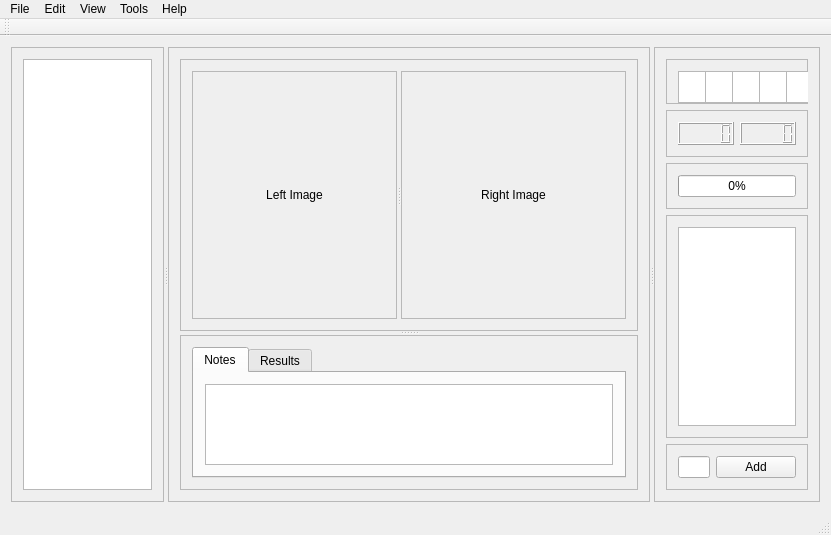
Old version of the form mviewer.ui in the repository matrixsmaster/MILLA.
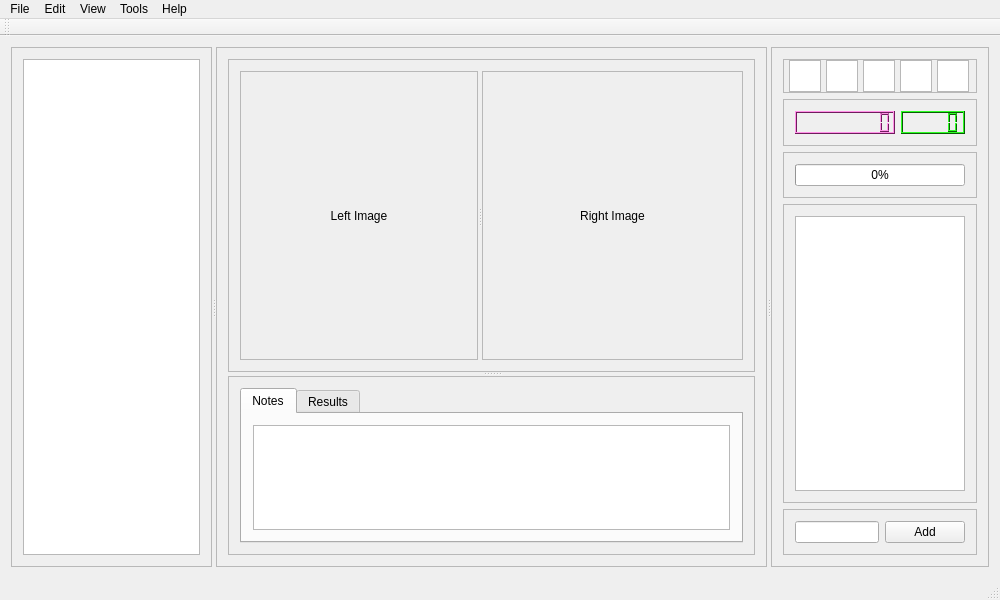
New version of the form.

Commit message: Implemented multidimensional Mat serialization into DB

Patch:
```diff
--- a/mviewer.ui
+++ b/mviewer.ui
@@ -7,8 +7,8 @@
    <rect>
     <x>0</x>
     <y>0</y>
-    <width>831</width>
-    <height>535</height>
+    <width>1000</width>
+    <height>600</height>
    </rect>
   </property>
   <property name="windowTitle">
@@ -71,7 +71,7 @@
       <widget class="QFrame" name="frame_2">
        <property name="sizePolicy">
         <sizepolicy hsizetype="Preferred" vsizetype="Preferred">
-         <horstretch>8</horstretch>
+         <horstretch>7</horstretch>
          <verstretch>0</verstretch>
         </sizepolicy>
        </property>
@@ -127,8 +127,8 @@
                  <rect>
                   <x>0</x>
                   <y>0</y>
-                  <width>206</width>
-                  <height>251</height>
+                  <width>239</width>
+                  <height>292</height>
                  </rect>
                 </property>
                 <layout class="QHBoxLayout" name="horizontalLayout_11">
@@ -154,8 +154,8 @@
                  <rect>
                   <x>0</x>
                   <y>0</y>
-                  <width>227</width>
-                  <height>251</height>
+                  <width>263</width>
+                  <height>292</height>
                  </rect>
                 </property>
                 <layout class="QHBoxLayout" name="horizontalLayout_12">
@@ -245,6 +245,12 @@
        <layout class="QVBoxLayout" name="verticalLayout">
         <item>
          <widget class="QFrame" name="frame_9">
+          <property name="sizePolicy">
+           <sizepolicy hsizetype="Minimum" vsizetype="Minimum">
+            <horstretch>0</horstretch>
+            <verstretch>0</verstretch>
+           </sizepolicy>
+          </property>
           <property name="frameShape">
            <enum>QFrame::StyledPanel</enum>
           </property>
@@ -252,6 +258,15 @@
            <enum>QFrame::Raised</enum>
           </property>
           <layout class="QHBoxLayout" name="horizontalLayout_8">
+           <property name="spacing">
+            <number>0</number>
+           </property>
+           <property name="leftMargin">
+            <number>0</number>
+           </property>
+           <property name="topMargin">
+            <number>0</number>
+           </property>
            <property name="rightMargin">
             <number>0</number>
            </property>
@@ -403,6 +418,424 @@
                <height>23</height>
               </size>
              </property>
+             <property name="palette">
+              <palette>
+               <active>
+                <colorrole role="WindowText">
+                 <brush brushstyle="SolidPattern">
+                  <color alpha="255">
+                   <red>0</red>
+                   <green>0</green>
+                   <blue>0</blue>
+                  </color>
+                 </brush>
+                </colorrole>
+                <colorrole role="Button">
+                 <brush brushstyle="SolidPattern">
+                  <color alpha="255">
+                   <red>225</red>
+                   <green>55</green>
+                   <blue>187</blue>
+                  </color>
+                 </brush>
+                </colorrole>
+                <colorrole role="Light">
+                 <brush brushstyle="SolidPattern">
+                  <color alpha="255">
+                   <red>255</red>
+                   <green>145</green>
+                   <blue>231</blue>
+                  </color>
+                 </brush>
+                </colorrole>
+                <colorrole role="Midlight">
+                 <brush brushstyle="SolidPattern">
+                  <color alpha="255">
+                   <red>240</red>
+                   <green>100</green>
+                   <blue>209</blue>
+                  </color>
+                 </brush>
+                </colorrole>
+                <colorrole role="Dark">
+                 <brush brushstyle="SolidPattern">
+                  <color alpha="255">
+                   <red>112</red>
+                   <green>27</green>
+                   <blue>93</blue>
+                  </color>
+                 </brush>
+                </colorrole>
+                <colorrole role="Mid">
+                 <brush brushstyle="SolidPattern">
+                  <color alpha="255">
+                   <red>150</red>
+                   <green>36</green>
+                   <blue>125</blue>
+                  </color>
+                 </brush>
+                </colorrole>
+                <colorrole role="Text">
+                 <brush brushstyle="SolidPattern">
+                  <color alpha="255">
+                   <red>0</red>
+                   <green>0</green>
+                   <blue>0</blue>
+                  </color>
+                 </brush>
+                </colorrole>
+                <colorrole role="BrightText">
+                 <brush brushstyle="SolidPattern">
+                  <color alpha="255">
+                   <red>255</red>
+                   <green>255</green>
+                   <blue>255</blue>
+                  </color>
+                 </brush>
+                </colorrole>
+                <colorrole role="ButtonText">
+                 <brush brushstyle="SolidPattern">
+                  <color alpha="255">
+                   <red>0</red>
+                   <green>0</green>
+                   <blue>0</blue>
+                  </color>
+                 </brush>
+                </colorrole>
+                <colorrole role="Base">
+                 <brush brushstyle="SolidPattern">
+                  <color alpha="255">
+                   <red>255</red>
+                   <green>255</green>
+                   <blue>255</blue>
+                  </color>
+                 </brush>
+                </colorrole>
+                <colorrole role="Window">
+                 <brush brushstyle="SolidPattern">
+                  <color alpha="255">
+                   <red>225</red>
+                   <green>55</green>
+                   <blue>187</blue>
+                  </color>
+                 </brush>
+                </colorrole>
+                <colorrole role="Shadow">
+                 <brush brushstyle="SolidPattern">
+                  <color alpha="255">
+                   <red>0</red>
+                   <green>0</green>
+                   <blue>0</blue>
+                  </color>
+                 </brush>
+                </colorrole>
+                <colorrole role="AlternateBase">
+                 <brush brushstyle="SolidPattern">
+                  <color alpha="255">
+                   <red>240</red>
+                   <green>155</green>
+                   <blue>221</blue>
+                  </color>
+                 </brush>
+                </colorrole>
+                <colorrole role="ToolTipBase">
+                 <brush brushstyle="SolidPattern">
+                  <color alpha="255">
+                   <red>255</red>
+                   <green>255</green>
+                   <blue>220</blue>
+                  </color>
+                 </brush>
+                </colorrole>
+                <colorrole role="ToolTipText">
+                 <brush brushstyle="SolidPattern">
+                  <color alpha="255">
+                   <red>0</red>
+                   <green>0</green>
+                   <blue>0</blue>
+                  </color>
+                 </brush>
+                </colorrole>
+               </active>
+               <inactive>
+                <colorrole role="WindowText">
+                 <brush brushstyle="SolidPattern">
+                  <color alpha="255">
+                   <red>0</red>
+                   <green>0</green>
+                   <blue>0</blue>
+                  </color>
+                 </brush>
+                </colorrole>
+                <colorrole role="Button">
+                 <brush brushstyle="SolidPattern">
+                  <color alpha="255">
+                   <red>225</red>
+                   <green>55</green>
+                   <blue>187</blue>
+                  </color>
+                 </brush>
+                </colorrole>
+                <colorrole role="Light">
+                 <brush brushstyle="SolidPattern">
+                  <color alpha="255">
+                   <red>255</red>
+                   <green>145</green>
+                   <blue>231</blue>
+                  </color>
+                 </brush>
+                </colorrole>
+                <colorrole role="Midlight">
+                 <brush brushstyle="SolidPattern">
+                  <color alpha="255">
+                   <red>240</red>
+                   <green>100</green>
+                   <blue>209</blue>
+                  </color>
+                 </brush>
+                </colorrole>
+                <colorrole role="Dark">
+                 <brush brushstyle="SolidPattern">
+                  <color alpha="255">
+                   <red>112</red>
+                   <green>27</green>
+                   <blue>93</blue>
+                  </color>
+                 </brush>
+                </colorrole>
+                <colorrole role="Mid">
+                 <brush brushstyle="SolidPattern">
+                  <color alpha="255">
+                   <red>150</red>
+                   <green>36</green>
+                   <blue>125</blue>
+                  </color>
+                 </brush>
+                </colorrole>
+                <colorrole role="Text">
+                 <brush brushstyle="SolidPattern">
+                  <color alpha="255">
+                   <red>0</red>
+                   <green>0</green>
+                   <blue>0</blue>
+                  </color>
+                 </brush>
+                </colorrole>
+                <colorrole role="BrightText">
+                 <brush brushstyle="SolidPattern">
+                  <color alpha="255">
+                   <red>255</red>
+                   <green>255</green>
+                   <blue>255</blue>
+                  </color>
+                 </brush>
+                </colorrole>
+                <colorrole role="ButtonText">
+                 <brush brushstyle="SolidPattern">
+                  <color alpha="255">
+                   <red>0</red>
+                   <green>0</green>
+                   <blue>0</blue>
+                  </color>
+                 </brush>
+                </colorrole>
+                <colorrole role="Base">
+                 <brush brushstyle="SolidPattern">
+                  <color alpha="255">
+                   <red>255</red>
+                   <green>255</green>
+                   <blue>255</blue>
+                  </color>
+                 </brush>
+                </colorrole>
+                <colorrole role="Window">
+                 <brush brushstyle="SolidPattern">
+                  <color alpha="255">
+                   <red>225</red>
+                   <green>55</green>
+                   <blue>187</blue>
+                  </color>
+                 </brush>
+                </colorrole>
+                <colorrole role="Shadow">
+                 <brush brushstyle="SolidPattern">
+                  <color alpha="255">
+                   <red>0</red>
+                   <green>0</green>
+                   <blue>0</blue>
+                  </color>
+                 </brush>
+                </colorrole>
+                <colorrole role="AlternateBase">
+                 <brush brushstyle="SolidPattern">
+                  <color alpha="255">
+                   <red>240</red>
+                   <green>155</green>
+                   <blue>221</blue>
+                  </color>
+                 </brush>
+                </colorrole>
+                <colorrole role="ToolTipBase">
+                 <brush brushstyle="SolidPattern">
+                  <color alpha="255">
+                   <red>255</red>
+                   <green>255</green>
+                   <blue>220</blue>
+                  </color>
+                 </brush>
+                </colorrole>
+                <colorrole role="ToolTipText">
+                 <brush brushstyle="SolidPattern">
+                  <color alpha="255">
+                   <red>0</red>
+                   <green>0</green>
+                   <blue>0</blue>
+                  </color>
+                 </brush>
+                </colorrole>
+               </inactive>
+               <disabled>
+                <colorrole role="WindowText">
+                 <brush brushstyle="SolidPattern">
+                  <color alpha="255">
+                   <red>112</red>
+                   <green>27</green>
+                   <blue>93</blue>
+                  </color>
+                 </brush>
+                </colorrole>
+                <colorrole role="Button">
+                 <brush brushstyle="SolidPattern">
+                  <color alpha="255">
+                   <red>225</red>
+                   <green>55</green>
+                   <blue>187</blue>
+                  </color>
+                 </brush>
+                </colorrole>
+                <colorrole role="Light">
+                 <brush brushstyle="SolidPattern">
+                  <color alpha="255">
+                   <red>255</red>
+                   <green>145</green>
+                   <blue>231</blue>
+                  </color>
+                 </brush>
+                </colorrole>
+                <colorrole role="Midlight">
+                 <brush brushstyle="SolidPattern">
+                  <color alpha="255">
+                   <red>240</red>
+                   <green>100</green>
+                   <blue>209</blue>
+                  </color>
+                 </brush>
+                </colorrole>
+                <colorrole role="Dark">
+                 <brush brushstyle="SolidPattern">
+                  <color alpha="255">
+                   <red>112</red>
+                   <green>27</green>
+                   <blue>93</blue>
+                  </color>
+                 </brush>
+                </colorrole>
+                <colorrole role="Mid">
+                 <brush brushstyle="SolidPattern">
+                  <color alpha="255">
+                   <red>150</red>
+                   <green>36</green>
+                   <blue>125</blue>
+                  </color>
+                 </brush>
+                </colorrole>
+                <colorrole role="Text">
+                 <brush brushstyle="SolidPattern">
+                  <color alpha="255">
+                   <red>112</red>
+                   <green>27</green>
+                   <blue>93</blue>
+                  </color>
+                 </brush>
+                </colorrole>
+                <colorrole role="BrightText">
+                 <brush brushstyle="SolidPattern">
+                  <color alpha="255">
+                   <red>255</red>
+                   <green>255</green>
+                   <blue>255</blue>
+                  </color>
+                 </brush>
+                </colorrole>
+                <colorrole role="ButtonText">
+                 <brush brushstyle="SolidPattern">
+                  <color alpha="255">
+                   <red>112</red>
+                   <green>27</green>
+                   <blue>93</blue>
+                  </color>
+                 </brush>
+                </colorrole>
+                <colorrole role="Base">
+                 <brush brushstyle="SolidPattern">
+                  <color alpha="255">
+                   <red>225</red>
+                   <green>55</green>
+                   <blue>187</blue>
+                  </color>
+                 </brush>
+                </colorrole>
+                <colorrole role="Window">
+                 <brush brushstyle="SolidPattern">
+                  <color alpha="255">
+                   <red>225</red>
+                   <green>55</green>
+                   <blue>187</blue>
+                  </color>
+                 </brush>
+                </colorrole>
+                <colorrole role="Shadow">
+                 <brush brushstyle="SolidPattern">
+                  <color alpha="255">
+                   <red>0</red>
+                   <green>0</green>
+                   <blue>0</blue>
+                  </color>
+                 </brush>
+                </colorrole>
+                <colorrole role="AlternateBase">
+                 <brush brushstyle="SolidPattern">
+                  <color alpha="255">
+                   <red>225</red>
+                   <green>55</green>
+                   <blue>187</blue>
+                  </color>
+                 </brush>
+                </colorrole>
+                <colorrole role="ToolTipBase">
+                 <brush brushstyle="SolidPattern">
+                  <color alpha="255">
+                   <red>255</red>
+                   <green>255</green>
+                   <blue>220</blue>
+                  </color>
+                 </brush>
+                </colorrole>
+                <colorrole role="ToolTipText">
+                 <brush brushstyle="SolidPattern">
+                  <color alpha="255">
+                   <red>0</red>
+                   <green>0</green>
+                   <blue>0</blue>
+                  </color>
+                 </brush>
+                </colorrole>
+               </disabled>
+              </palette>
+             </property>
+             <property name="digitCount">
+              <number>9</number>
+             </property>
             </widget>
            </item>
            <item>
@@ -419,6 +852,421 @@
                <height>23</height>
               </size>
              </property>
+             <property name="palette">
+              <palette>
+               <active>
+                <colorrole role="WindowText">
+                 <brush brushstyle="SolidPattern">
+                  <color alpha="255">
+                   <red>0</red>
+                   <green>0</green>
+                   <blue>0</blue>
+                  </color>
+                 </brush>
+                </colorrole>
+                <colorrole role="Button">
+                 <brush brushstyle="SolidPattern">
+                  <color alpha="255">
+                   <red>16</red>
+                   <green>187</green>
+                   <blue>9</blue>
+                  </color>
+                 </brush>
+                </colorrole>
+                <colorrole role="Light">
+                 <brush brushstyle="SolidPattern">
+                  <color alpha="255">
+                   <red>46</red>
+                   <green>255</green>
+                   <blue>37</blue>
+                  </color>
+                 </brush>
+                </colorrole>
+                <colorrole role="Midlight">
+                 <brush brushstyle="SolidPattern">
+                  <color alpha="255">
+                   <red>31</red>
+                   <green>221</green>
+                   <blue>23</blue>
+                  </color>
+                 </brush>
+                </colorrole>
+                <colorrole role="Dark">
+                 <brush brushstyle="SolidPattern">
+                  <color alpha="255">
+                   <red>8</red>
+                   <green>93</green>
+                   <blue>4</blue>
+                  </color>
+                 </brush>
+                </colorrole>
+                <colorrole role="Mid">
+                 <brush brushstyle="SolidPattern">
+                  <color alpha="255">
+                   <red>10</red>
+                   <green>125</green>
+                   <blue>6</blue>
+                  </color>
+                 </brush>
+                </colorrole>
+                <colorrole role="Text">
+                 <brush brushstyle="SolidPattern">
+                  <color alpha="255">
+                   <red>0</red>
+                   <green>0</green>
+                   <blue>0</blue>
+                  </color>
+                 </brush>
+                </colorrole>
+                <colorrole role="BrightText">
+                 <brush brushstyle="SolidPattern">
+                  <color alpha="255">
+                   <red>255</red>
+                   <green>255</green>
+                   <blue>255</blue>
+                  </color>
+                 </brush>
+                </colorrole>
+                <colorrole role="ButtonText">
+                 <brush brushstyle="SolidPattern">
+                  <color alpha="255">
+                   <red>0</red>
+                   <green>0</green>
+                   <blue>0</blue>
+                  </color>
+                 </brush>
+                </colorrole>
+                <colorrole role="Base">
+                 <brush brushstyle="SolidPattern">
+                  <color alpha="255">
+                   <red>255</red>
+                   <green>255</green>
+                   <blue>255</blue>
+                  </color>
+                 </brush>
+                </colorrole>
+                <colorrole role="Window">
+                 <brush brushstyle="SolidPattern">
+                  <color alpha="255">
+                   <red>16</red>
+                   <green>187</green>
+                   <blue>9</blue>
+                  </color>
+                 </brush>
+                </colorrole>
+                <colorrole role="Shadow">
+                 <brush brushstyle="SolidPattern">
+                  <color alpha="255">
+                   <red>0</red>
+                   <green>0</green>
+                   <blue>0</blue>
+                  </color>
+                 </brush>
+                </colorrole>
+                <colorrole role="AlternateBase">
+                 <brush brushstyle="SolidPattern">
+                  <color alpha="255">
+                   <red>135</red>
+                   <green>221</green>
+                   <blue>132</blue>
+                  </color>
+                 </brush>
+                </colorrole>
+                <colorrole role="ToolTipBase">
+                 <brush brushstyle="SolidPattern">
+                  <color alpha="255">
+                   <red>255</red>
+                   <green>255</green>
+                   <blue>220</blue>
+                  </color>
+                 </brush>
+                </colorrole>
+                <colorrole role="ToolTipText">
+                 <brush brushstyle="SolidPattern">
+                  <color alpha="255">
+                   <red>0</red>
+                   <green>0</green>
+                   <blue>0</blue>
+                  </color>
+                 </brush>
+                </colorrole>
+               </active>
+               <inactive>
+                <colorrole role="WindowText">
+                 <brush brushstyle="SolidPattern">
+                  <color alpha="255">
+                   <red>0</red>
+                   <green>0</green>
+                   <blue>0</blue>
+                  </color>
+                 </brush>
+                </colorrole>
+                <colorrole role="Button">
+                 <brush brushstyle="SolidPattern">
+                  <color alpha="255">
+                   <red>16</red>
+                   <green>187</green>
+                   <blue>9</blue>
+                  </color>
+                 </brush>
+                </colorrole>
+                <colorrole role="Light">
+                 <brush brushstyle="SolidPattern">
+                  <color alpha="255">
+                   <red>46</red>
+                   <green>255</green>
+                   <blue>37</blue>
+                  </color>
+                 </brush>
+                </colorrole>
+                <colorrole role="Midlight">
+                 <brush brushstyle="SolidPattern">
+                  <color alpha="255">
+                   <red>31</red>
+                   <green>221</green>
+                   <blue>23</blue>
+                  </color>
+                 </brush>
+                </colorrole>
+                <colorrole role="Dark">
+                 <brush brushstyle="SolidPattern">
+                  <color alpha="255">
+                   <red>8</red>
+                   <green>93</green>
+                   <blue>4</blue>
+                  </color>
+                 </brush>
+                </colorrole>
+                <colorrole role="Mid">
+                 <brush brushstyle="SolidPattern">
+                  <color alpha="255">
+                   <red>10</red>
+                   <green>125</green>
+                   <blue>6</blue>
+                  </color>
+                 </brush>
+                </colorrole>
+                <colorrole role="Text">
+                 <brush brushstyle="SolidPattern">
+                  <color alpha="255">
+                   <red>0</red>
+                   <green>0</green>
+                   <blue>0</blue>
+                  </color>
+                 </brush>
+                </colorrole>
+                <colorrole role="BrightText">
+                 <brush brushstyle="SolidPattern">
+                  <color alpha="255">
+                   <red>255</red>
+                   <green>255</green>
+                   <blue>255</blue>
+                  </color>
+                 </brush>
+                </colorrole>
+                <colorrole role="ButtonText">
+                 <brush brushstyle="SolidPattern">
+                  <color alpha="255">
+                   <red>0</red>
+                   <green>0</green>
+                   <blue>0</blue>
+                  </color>
+                 </brush>
+                </colorrole>
+                <colorrole role="Base">
+                 <brush brushstyle="SolidPattern">
+                  <color alpha="255">
+                   <red>255</red>
+                   <green>255</green>
+                   <blue>255</blue>
+                  </color>
+                 </brush>
+                </colorrole>
+                <colorrole role="Window">
+                 <brush brushstyle="SolidPattern">
+                  <color alpha="255">
+                   <red>16</red>
+                   <green>187</green>
+                   <blue>9</blue>
+                  </color>
+                 </brush>
+                </colorrole>
+                <colorrole role="Shadow">
+                 <brush brushstyle="SolidPattern">
+                  <color alpha="255">
+                   <red>0</red>
+                   <green>0</green>
+                   <blue>0</blue>
+                  </color>
+                 </brush>
+                </colorrole>
+                <colorrole role="AlternateBase">
+                 <brush brushstyle="SolidPattern">
+                  <color alpha="255">
+                   <red>135</red>
+                   <green>221</green>
+                   <blue>132</blue>
+                  </color>
+                 </brush>
+                </colorrole>
+                <colorrole role="ToolTipBase">
+                 <brush brushstyle="SolidPattern">
+                  <color alpha="255">
+                   <red>255</red>
+                   <green>255</green>
+                   <blue>220</blue>
+                  </color>
+                 </brush>
+                </colorrole>
+                <colorrole role="ToolTipText">
+                 <brush brushstyle="SolidPattern">
+                  <color alpha="255">
+                   <red>0</red>
+                   <green>0</green>
+                   <blue>0</blue>
+                  </color>
+                 </brush>
+                </colorrole>
+               </inactive>
+               <disabled>
+                <colorrole role="WindowText">
+                 <brush brushstyle="SolidPattern">
+                  <color alpha="255">
+                   <red>8</red>
+                   <green>93</green>
+                   <blue>4</blue>
+                  </color>
+                 </brush>
+                </colorrole>
+                <colorrole role="Button">
+                 <brush brushstyle="SolidPattern">
+                  <color alpha="255">
+                   <red>16</red>
+                   <green>187</green>
+                   <blue>9</blue>
+                  </color>
+                 </brush>
+                </colorrole>
+                <colorrole role="Light">
+                 <brush brushstyle="SolidPattern">
+                  <color alpha="255">
+                   <red>46</red>
+                   <green>255</green>
+                   <blue>37</blue>
+                  </color>
+                 </brush>
+                </colorrole>
+                <colorrole role="Midlight">
+                 <brush brushstyle="SolidPattern">
+                  <color alpha="255">
+                   <red>31</red>
+                   <green>221</green>
+                   <blue>23</blue>
+                  </color>
+                 </brush>
+                </colorrole>
+                <colorrole role="Dark">
+                 <brush brushstyle="SolidPattern">
+                  <color alpha="255">
+                   <red>8</red>
+                   <green>93</green>
+                   <blue>4</blue>
+                  </color>
+                 </brush>
+                </colorrole>
+                <colorrole role="Mid">
+                 <brush brushstyle="SolidPattern">
+                  <color alpha="255">
+                   <red>10</red>
+                   <green>125</green>
+                   <blue>6</blue>
+                  </color>
+                 </brush>
+                </colorrole>
+                <colorrole role="Text">
+                 <brush brushstyle="SolidPattern">
+                  <color alpha="255">
+                   <red>8</red>
+                   <green>93</green>
+                   <blue>4</blue>
+                  </color>
+                 </brush>
+                </colorrole>
+                <colorrole role="BrightText">
+                 <brush brushstyle="SolidPattern">
+                  <color alpha="255">
+                   <red>255</red>
+                   <green>255</green>
+                   <blue>255</blue>
+                  </color>
+                 </brush>
+                </colorrole>
+                <colorrole role="ButtonText">
+                 <brush brushstyle="SolidPattern">
+                  <color alpha="255">
+                   <red>8</red>
+                   <green>93</green>
+                   <blue>4</blue>
+                  </color>
+                 </brush>
+                </colorrole>
+                <colorrole role="Base">
+                 <brush brushstyle="SolidPattern">
+                  <color alpha="255">
+                   <red>16</red>
+                   <green>187</green>
+                   <blue>9</blue>
+                  </color>
+                 </brush>
+                </colorrole>
+                <colorrole role="Window">
+                 <brush brushstyle="SolidPattern">
+                  <color alpha="255">
+                   <red>16</red>
+                   <green>187</green>
+                   <blue>9</blue>
+                  </color>
+                 </brush>
+                </colorrole>
+                <colorrole role="Shadow">
+                 <brush brushstyle="SolidPattern">
+                  <color alpha="255">
+                   <red>0</red>
+                   <green>0</green>
+                   <blue>0</blue>
+                  </color>
+                 </brush>
+                </colorrole>
+                <colorrole role="AlternateBase">
+                 <brush brushstyle="SolidPattern">
+                  <color alpha="255">
+                   <red>16</red>
+                   <green>187</green>
+                   <blue>9</blue>
+                  </color>
+                 </brush>
+                </colorrole>
+                <colorrole role="ToolTipBase">
+                 <brush brushstyle="SolidPattern">
+                  <color alpha="255">
+                   <red>255</red>
+                   <green>255</green>
+                   <blue>220</blue>
+                  </color>
+                 </brush>
+                </colorrole>
+                <colorrole role="ToolTipText">
+                 <brush brushstyle="SolidPattern">
+                  <color alpha="255">
+                   <red>0</red>
+                   <green>0</green>
+                   <blue>0</blue>
+                  </color>
+                 </brush>
+                </colorrole>
+               </disabled>
+              </palette>
+             </property>
             </widget>
            </item>
           </layout>
@@ -491,7 +1339,7 @@
     <rect>
      <x>0</x>
      <y>0</y>
-     <width>831</width>
+     <width>1000</width>
      <height>22</height>
     </rect>
    </property>
```
Left out of the diff: 18 changed lines with no effect on the pictures. The commit also changes 2 other files.
